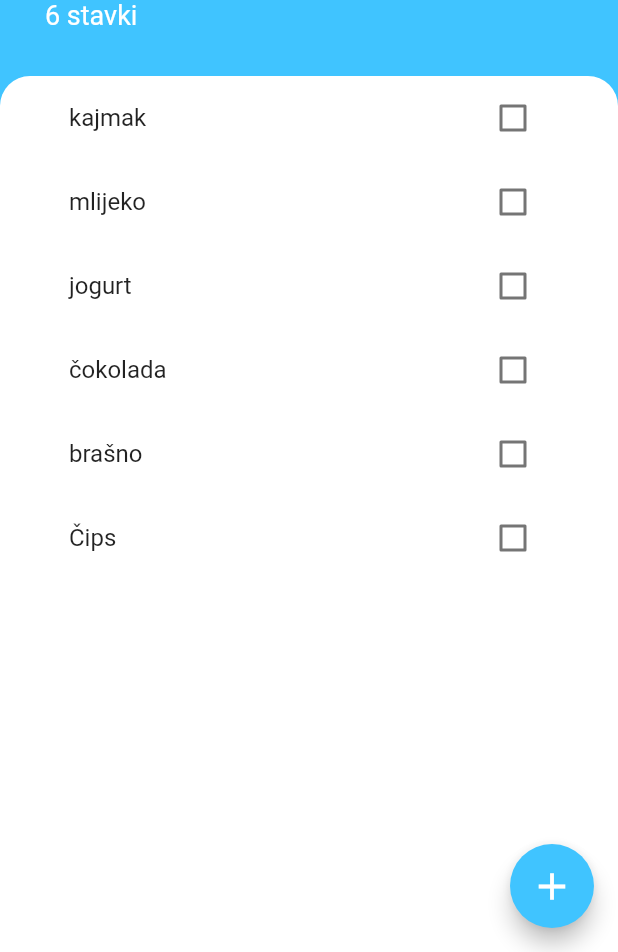
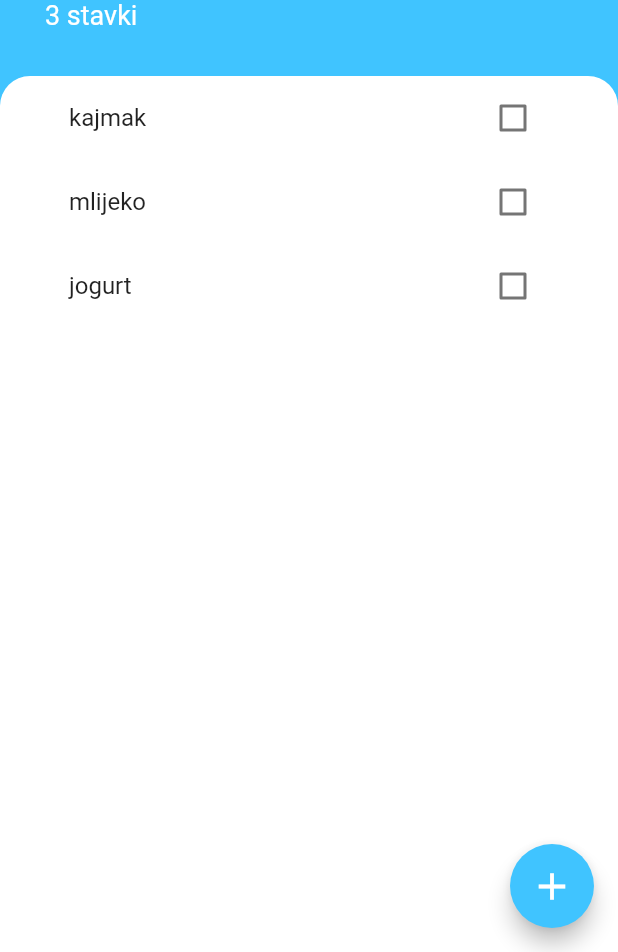
Before and after one commit to azemavdic/todo_app_flutter, a Flutter app: the screen it shows after launch, on a phone screen of 412 x 824 dp, the part 284-1236 px from its top. Run offline on Flutter 3.47's test engine with Material 2 defaults, Android fonts, the phone set to English and light mode, and no system bars.

```diff
--- a/lib/main.dart
+++ b/lib/main.dart
@@ -1,4 +1,6 @@
 import 'package:flutter/material.dart';
+import 'package:provider/provider.dart';
+import 'package:todo_app/models/task_data.dart';
 import 'screens/tasks_screen.dart';
 
 void main() {
@@ -8,8 +10,11 @@ void main() {
 class MyApp extends StatelessWidget {
   @override
   Widget build(BuildContext context) {
-    return MaterialApp(
-      home: TasksScreen(),
+    return ChangeNotifierProvider(
+      create: (context) => TaskData(),
+      child: MaterialApp(
+        home: TasksScreen(),
+      ),
     );
   }
 }
--- /dev/null
+++ b/lib/models/task_data.dart
@@ -0,0 +1,14 @@
+import 'package:flutter/foundation.dart';
+import 'package:todo_app/models/task.dart';
+
+class TaskData extends ChangeNotifier {
+  List<Task> tasks = [
+    Task(name: 'kajmak'),
+    Task(name: 'mlijeko'),
+    Task(name: 'jogurt'),
+  ];
+
+  int get taskCount {
+    return tasks.length;
+  }
+}
--- a/lib/screens/tasks_screen.dart
+++ b/lib/screens/tasks_screen.dart
@@ -1,23 +1,10 @@
 import 'package:flutter/material.dart';
-import 'package:todo_app/models/task.dart';
+import 'package:todo_app/models/task_data.dart';
 import 'package:todo_app/screens/add_task_screen.dart';
 import 'package:todo_app/widgets/tasks_list.dart';
+import 'package:provider/provider.dart';
 
-class TasksScreen extends StatefulWidget {
-  @override
-  _TasksScreenState createState() => _TasksScreenState();
-}
-
-class _TasksScreenState extends State<TasksScreen> {
-  List<Task> tasks = [
-    Task(name: 'kajmak'),
-    Task(name: 'mlijeko'),
-    Task(name: 'jogurt'),
-    Task(name: 'čokolada'),
-    Task(name: 'brašno'),
-    Task(name: 'Čips'),
-  ];
-
+class TasksScreen extends StatelessWidget {
   @override
   Widget build(BuildContext context) {
     return Scaffold(
@@ -57,7 +44,7 @@ class _TasksScreenState extends State<TasksScreen> {
                     ),
                   ),
                   Text(
-                    '${tasks.length} stavki',
+                    '${Provider.of<TaskData>(context).taskCount} stavki',
                     style: TextStyle(
                       color: Colors.white,
                       fontSize: 18.0,
@@ -76,9 +63,7 @@ class _TasksScreenState extends State<TasksScreen> {
                     topRight: Radius.circular(20),
                   ),
                 ),
-                child: TasksList(
-                  tasks: tasks,
-                ),
+                child: TasksList(),
               ),
             ),
           ],
@@ -94,11 +79,11 @@ class _TasksScreenState extends State<TasksScreen> {
                     bottom: MediaQuery.of(context).viewInsets.bottom),
                 child: AddTaskScreen(
                   addTaskCallback: (newTaskTitle) {
-                    setState(() {
-                      tasks.add(
-                        Task(name: newTaskTitle),
-                      );
-                    });
+                    // setState(() {
+                    //   tasks.add(
+                    //     Task(name: newTaskTitle),
+                    //   );
+                    // });
                     Navigator.pop(context);
                   },
                 ),
--- a/lib/widgets/tasks_list.dart
+++ b/lib/widgets/tasks_list.dart
@@ -1,29 +1,25 @@
 import 'package:flutter/material.dart';
-import 'package:todo_app/models/task.dart';
+import 'package:todo_app/models/task_data.dart';
 import 'package:todo_app/widgets/task_tile.dart';
+import 'package:provider/provider.dart';
 
-class TasksList extends StatefulWidget {
-  final List<Task> tasks;
-
-  TasksList({this.tasks});
-
-  @override
-  _TasksListState createState() => _TasksListState();
-}
-
-class _TasksListState extends State<TasksList> {
+class TasksList extends StatelessWidget {
   @override
   Widget build(BuildContext context) {
-    return ListView.builder(
-      itemCount: widget.tasks.length,
-      itemBuilder: (context, index) {
-        return TaskTile(
-          taskTitle: widget.tasks[index].name,
-          isChecked: widget.tasks[index].isDone,
-          checkboxCallback: (bool checkboxState) {
-            setState(() {
-              widget.tasks[index].toogleDone();
-            });
+    return Consumer<TaskData>(
+      builder: (context, taskData, child) {
+        return ListView.builder(
+          itemCount: taskData.taskCount,
+          itemBuilder: (context, index) {
+            return TaskTile(
+              taskTitle: taskData.tasks[index].name,
+              isChecked: taskData.tasks[index].isDone,
+              checkboxCallback: (bool checkboxState) {
+                // setState(() {
+                //   Provider.of(context).tasks[index].toogleDone();
+                // });
+              },
+            );
           },
         );
       },
--- a/pubspec.yaml
+++ b/pubspec.yaml
@@ -3,7 +3,7 @@ description: A new Flutter project.
 
 # The following line prevents the package from being accidentally published to
 # pub.dev using `pub publish`. This is preferred for private packages.
-publish_to: 'none' # Remove this line if you wish to publish to pub.dev
+publish_to: "none" # Remove this line if you wish to publish to pub.dev
 
 # The following defines the version and build number for your application.
 # A version number is three numbers separated by dots, like 1.2.43
@@ -24,10 +24,10 @@ dependencies:
   flutter:
     sdk: flutter
 
-
   # The following adds the Cupertino Icons font to your application.
   # Use with the CupertinoIcons class for iOS style icons.
   cupertino_icons: ^1.0.2
+  provider: ^5.0.0
 
 dev_dependencies:
   flutter_test:
@@ -38,7 +38,6 @@ dev_dependencies:
 
 # The following section is specific to Flutter.
 flutter:
-
   # The following line ensures that the Material Icons font is
   # included with your application, so that you can use the icons in
   # the material Icons class.
```
Also changed, not shown: pubspec.lock.
